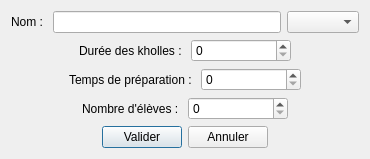
Above: managers/updatekholleurdialog.ui from ThFeneuil/KholloAutoQt before the change. Below: the same form after it.
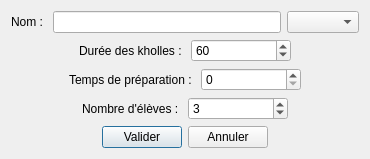
That is the form after the change.

Diff of the .ui file:
```diff
--- a/managers/updatekholleurdialog.ui
+++ b/managers/updatekholleurdialog.ui
@@ -61,9 +61,15 @@
          <height>0</height>
         </size>
        </property>
+       <property name="minimum">
+        <number>10</number>
+       </property>
        <property name="maximum">
         <number>300</number>
        </property>
+       <property name="value">
+        <number>60</number>
+       </property>
       </widget>
      </item>
      <item>
@@ -164,6 +170,9 @@
        <property name="maximum">
         <number>300</number>
        </property>
+       <property name="value">
+        <number>3</number>
+       </property>
       </widget>
      </item>
      <item>
```
